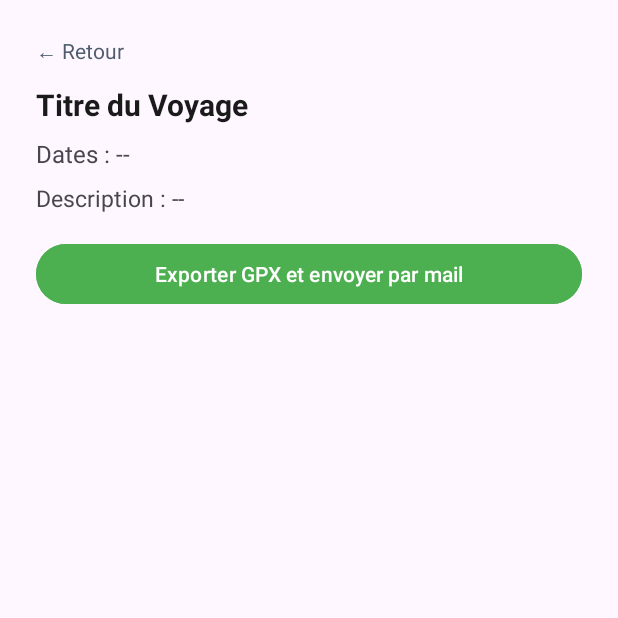
After one commit to LahyaniAicah/Carnet_de_voyage, an Android app: the VoyageDetailActivity screen opened directly, with no data from a screen before it, on a phone screen of 412 x 824 dp, the top half of it. The commit adds this screen. Run offline under Robolectric (Android 15) with nearby library versions, the phone set to English and light mode, and no system bars.

Commit message:
Version min

```diff
--- a/app/build.gradle.kts
+++ b/app/build.gradle.kts
@@ -40,4 +40,5 @@ dependencies {
     testImplementation(libs.junit)
     androidTestImplementation(libs.ext.junit)
     androidTestImplementation(libs.espresso.core)
+    implementation("com.google.android.gms:play-services-location:21.0.1")
 }
--- a/app/src/main/java/fr/upjv/carnet_de_voyage/DatabaseHelper.java
+++ b/app/src/main/java/fr/upjv/carnet_de_voyage/DatabaseHelper.java
@@ -6,9 +6,11 @@ import android.database.sqlite.SQLiteOpenHelper;
 
 public class DatabaseHelper extends SQLiteOpenHelper {
 
+    // Infos générales
     public static final String DB_NAME = "carnet.db";
-    public static final int DB_VERSION = 1;
+    public static final int DB_VERSION = 2; // ✅ version incrémentée pour appliquer les changements
 
+    // Table voyages
     public static final String TABLE_VOYAGE = "voyages";
     public static final String COL_ID = "id";
     public static final String COL_TITRE = "titre";
@@ -23,8 +25,23 @@ public class DatabaseHelper extends SQLiteOpenHelper {
                     COL_TITRE + " TEXT NOT NULL, " +
                     COL_DESC + " TEXT, " +
                     COL_DATED + " TEXT NOT NULL, " +
-                    COL_DATEF + " TEXT NOT NULL, " +
+                    COL_DATEF + " TEXT, " + // ✅ plus de NOT NULL ici
                     COL_ENRGPS + " TEXT);";
+
+    // Table positions
+    public static final String TABLE_POSITION = "positions";
+    public static final String COL_LAT = "latitude";
+    public static final String COL_LON = "longitude";
+    public static final String COL_DATE = "datetime";
+    public static final String COL_VID = "voyage_id";
+
+    private static final String CREATE_POSITIONS =
+            "CREATE TABLE " + TABLE_POSITION + " (" +
+                    "id INTEGER PRIMARY KEY AUTOINCREMENT, " +
+                    COL_LAT + " REAL, " +
+                    COL_LON + " REAL, " +
+                    COL_DATE + " TEXT, " +
+                    COL_VID + " INTEGER);";
 
     public DatabaseHelper(Context context) {
         super(context, DB_NAME, null, DB_VERSION);
@@ -32,12 +49,14 @@ public class DatabaseHelper extends SQLiteOpenHelper {
 
     @Override
     public void onCreate(SQLiteDatabase db) {
-        db.execSQL(CREATE_VOYAGES);
+        db.execSQL(CREATE_VOYAGES);   // ✅ une seule fois
+        db.execSQL(CREATE_POSITIONS); // ✅ création de la 2e table
     }
 
     @Override
     public void onUpgrade(SQLiteDatabase db, int oldVersion, int newVersion) {
         db.execSQL("DROP TABLE IF EXISTS " + TABLE_VOYAGE);
-        onCreate(db);
+        db.execSQL("DROP TABLE IF EXISTS " + TABLE_POSITION); // ✅ supprime aussi la table position
+        onCreate(db); // ✅ recrée les deux
     }
 }
--- a/app/src/main/java/fr/upjv/carnet_de_voyage/MainActivity.java
+++ b/app/src/main/java/fr/upjv/carnet_de_voyage/MainActivity.java
@@ -41,14 +41,12 @@ public class MainActivity extends AppCompatActivity {
                 String titre = cursor.getString(cursor.getColumnIndexOrThrow(DatabaseHelper.COL_TITRE));
                 String debut = cursor.getString(cursor.getColumnIndexOrThrow(DatabaseHelper.COL_DATED));
                 String fin = cursor.getString(cursor.getColumnIndexOrThrow("date_fin"));
-                String intervalle = cursor.getString(cursor.getColumnIndexOrThrow(DatabaseHelper.COL_ENRGPS));
-
-                voyages.add(new Voyage(id, titre, debut, fin, intervalle));
+                voyages.add(new Voyage(id, titre, debut, fin));
             } while (cursor.moveToNext());
         }
         cursor.close();
 
-        VoyageAdapter adapter = new VoyageAdapter(voyages);
+        VoyageAdapter adapter = new VoyageAdapter(this,voyages);
         recyclerView.setAdapter(adapter);
     }
 
--- /dev/null
+++ b/app/src/main/java/fr/upjv/carnet_de_voyage/VoyageDetailActivity.java
@@ -0,0 +1,86 @@
+package fr.upjv.carnet_de_voyage;
+
+import android.content.Intent;
+import android.database.Cursor;
+import android.os.Bundle;
+import android.widget.Button;
+import android.widget.TextView;
+import android.widget.Toast;
+
+import androidx.appcompat.app.AppCompatActivity;
+import androidx.core.content.FileProvider;
+
+import java.io.File;
+import java.io.FileWriter;
+
+public class VoyageDetailActivity extends AppCompatActivity {
+
+    private int voyageId;
+    private DatabaseHelper dbHelper;
+
+    @Override
+    protected void onCreate(Bundle savedInstanceState) {
+        super.onCreate(savedInstanceState);
+        setContentView(R.layout.activity_voyage_details);
+
+        TextView titre = findViewById(R.id.titreVoyageDetail);
+        TextView date = findViewById(R.id.dateVoyageDetail);
+        TextView desc = findViewById(R.id.descVoyageDetail);
+        Button btnExport = findViewById(R.id.btnExporterGPX);
+
+        voyageId = getIntent().getIntExtra("voyage_id", -1);
+        dbHelper = new DatabaseHelper(this);
+
+        Cursor c = dbHelper.getReadableDatabase().rawQuery(
+                "SELECT * FROM " + DatabaseHelper.TABLE_VOYAGE + " WHERE " + DatabaseHelper.COL_ID + "=?",
+                new String[]{String.valueOf(voyageId)}
+        );
+
+        if (c.moveToFirst()) {
+            titre.setText("Titre : " + c.getString(c.getColumnIndexOrThrow(DatabaseHelper.COL_TITRE)));
+            desc.setText("Description : " + c.getString(c.getColumnIndexOrThrow(DatabaseHelper.COL_DESC)));
+            date.setText("Dates : du " + c.getString(c.getColumnIndexOrThrow(DatabaseHelper.COL_DATED)) +
+                    " au " + (c.getString(c.getColumnIndexOrThrow(DatabaseHelper.COL_DATEF)) != null ?
+                    c.getString(c.getColumnIndexOrThrow(DatabaseHelper.COL_DATEF)) : "--"));
+        }
+        c.close();
+        TextView btnBack = findViewById(R.id.btnBackDetail);
+        btnBack.setOnClickListener(view -> finish());
+        btnExport.setOnClickListener(v -> exporterGpxEtEnvoyer());
+    }
+
+    private void exporterGpxEtEnvoyer() {
+        try {
+            File gpxFile = new File(getExternalFilesDir(null), "voyage_" + voyageId + ".gpx");
+            FileWriter writer = new FileWriter(gpxFile);
+            writer.write("<?xml version=\"1.0\" encoding=\"UTF-8\"?>\n");
+            writer.write("<gpx version=\"1.1\" creator=\"CarnetDeVoyage\">\n");
+
+            Cursor cursor = dbHelper.getReadableDatabase().rawQuery(
+                    "SELECT * FROM " + DatabaseHelper.TABLE_POSITION + " WHERE " + DatabaseHelper.COL_VID + "=?",
+                    new String[]{String.valueOf(voyageId)}
+            );
+
+            while (cursor.moveToNext()) {
+                double lat = cursor.getDouble(cursor.getColumnIndexOrThrow(DatabaseHelper.COL_LAT));
+                double lon = cursor.getDouble(cursor.getColumnIndexOrThrow(DatabaseHelper.COL_LON));
+                String time = cursor.getString(cursor.getColumnIndexOrThrow(DatabaseHelper.COL_DATE));
+                writer.write("<trkpt lat=\"" + lat + "\" lon=\"" + lon + "\"><time>" + time + "</time></trkpt>\n");
+            }
+            cursor.close();
+            writer.write("</gpx>");
+            writer.close();
+
+            Intent emailIntent = new Intent(Intent.ACTION_SEND);
+            emailIntent.setType("application/gpx+xml");
+            emailIntent.putExtra(Intent.EXTRA_SUBJECT, "Fichier GPX - Voyage");
+            emailIntent.putExtra(Intent.EXTRA_STREAM,
+                    FileProvider.getUriForFile(this, getPackageName() + ".provider", gpxFile));
+            emailIntent.addFlags(Intent.FLAG_GRANT_READ_URI_PERMISSION);
+            startActivity(Intent.createChooser(emailIntent, "Envoyer GPX..."));
+
+        } catch (Exception e) {
+            Toast.makeText(this, "Erreur lors de l'export", Toast.LENGTH_SHORT).show();
+        }
+    }
+}
--- /dev/null
+++ b/app/src/main/res/layout/activity_voyage_details.xml
@@ -0,0 +1,56 @@
+<?xml version="1.0" encoding="utf-8"?>
+<ScrollView xmlns:android="http://schemas.android.com/apk/res/android"
+    xmlns:app="http://schemas.android.com/apk/res-auto"
+    android:layout_width="match_parent"
+    android:layout_height="match_parent"
+    android:padding="24dp">
+
+    <LinearLayout
+        android:orientation="vertical"
+        android:layout_width="match_parent"
+        android:layout_height="wrap_content">
+
+        <TextView
+            android:id="@+id/btnBackDetail"
+            android:layout_width="wrap_content"
+            android:layout_height="wrap_content"
+            android:paddingBottom="12dp"
+            android:text="← Retour"
+            android:textColor="#4E5C6E"
+            android:textSize="14sp" />
+
+        <TextView
+            android:id="@+id/titreVoyageDetail"
+            android:text="Titre du Voyage"
+            android:textStyle="bold"
+            android:textSize="20sp"
+            android:layout_marginBottom="8dp"
+            android:textColor="#1A1A1A"
+            android:layout_width="match_parent"
+            android:layout_height="wrap_content" />
+
+        <TextView
+            android:id="@+id/dateVoyageDetail"
+            android:text="Dates : --"
+            android:textSize="16sp"
+            android:layout_marginBottom="8dp"
+            android:layout_width="match_parent"
+            android:layout_height="wrap_content" />
+
+        <TextView
+            android:id="@+id/descVoyageDetail"
+            android:text="Description : --"
+            android:textSize="15sp"
+            android:layout_marginBottom="16dp"
+            android:layout_width="match_parent"
+            android:layout_height="wrap_content" />
+
+        <Button
+            android:id="@+id/btnExporterGPX"
+            android:text="Exporter GPX et envoyer par mail"
+            android:textColor="@android:color/white"
+            android:backgroundTint="#4CAF50"
+            android:layout_width="match_parent"
+            android:layout_height="wrap_content" />
+    </LinearLayout>
+</ScrollView>
--- /dev/null
+++ b/app/src/main/res/xml/file_paths.xml
@@ -0,0 +1,6 @@
+<?xml version="1.0" encoding="utf-8"?>
+<PreferenceScreen xmlns:android="http://schemas.android.com/apk/res/android">
+    <paths xmlns:android="http://schemas.android.com/apk/res/android">
+        <external-files-path name="external_files" path="." />
+    </paths>
+</PreferenceScreen>
```
Also changed, not shown: app/src/main/AndroidManifest.xml (+13 -0 lines), app/src/main/java/fr/upjv/carnet_de_voyage/TrackingActivity.java (added, +202 -0 lines), app/src/main/java/fr/upjv/carnet_de_voyage/Voyage.java (+27 -4 lines), app/src/main/java/fr/upjv/carnet_de_voyage/VoyageActivity.java (+61 -32 lines), app/src/main/java/fr/upjv/carnet_de_voyage/VoyageAdapter.java (+16 -22 lines), app/src/main/java/fr/upjv/carnet_de_voyage/VoyageViewHolder.java (added, +24 -0 lines), app/src/main/res/layout/activity_voyage.xml (+41 -7 lines), app/src/main/res/layout/item_voyage.xml (+0 -7 lines), app/src/main/res/layout/tracking_activity.xml (added, +86 -0 lines).
